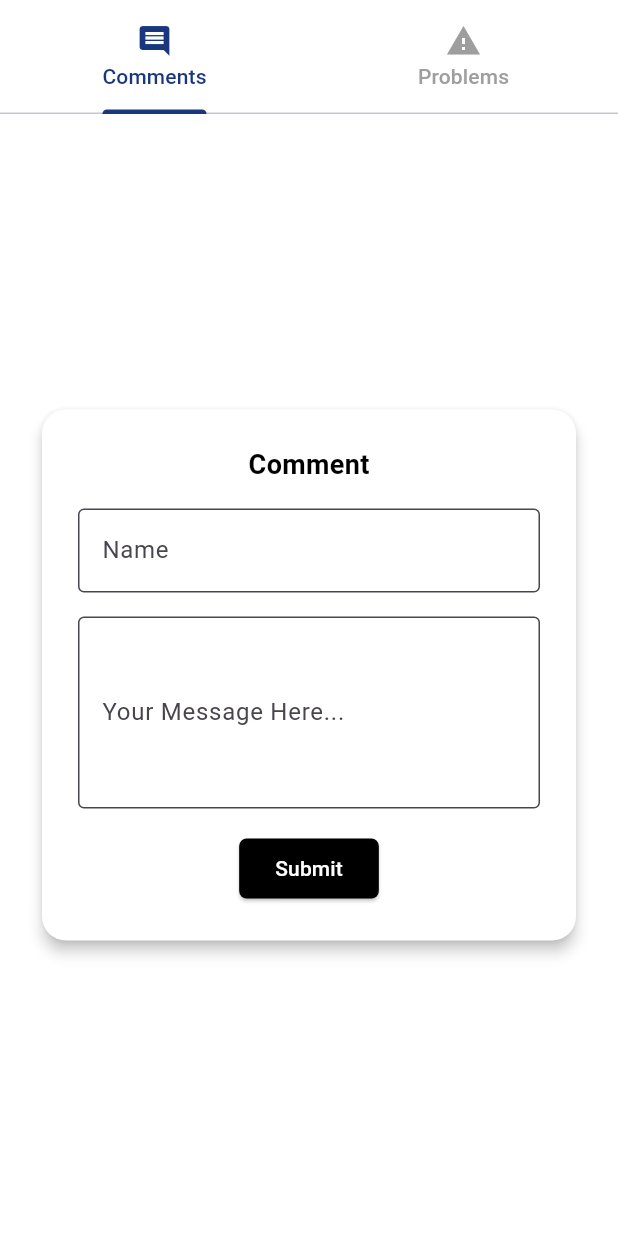
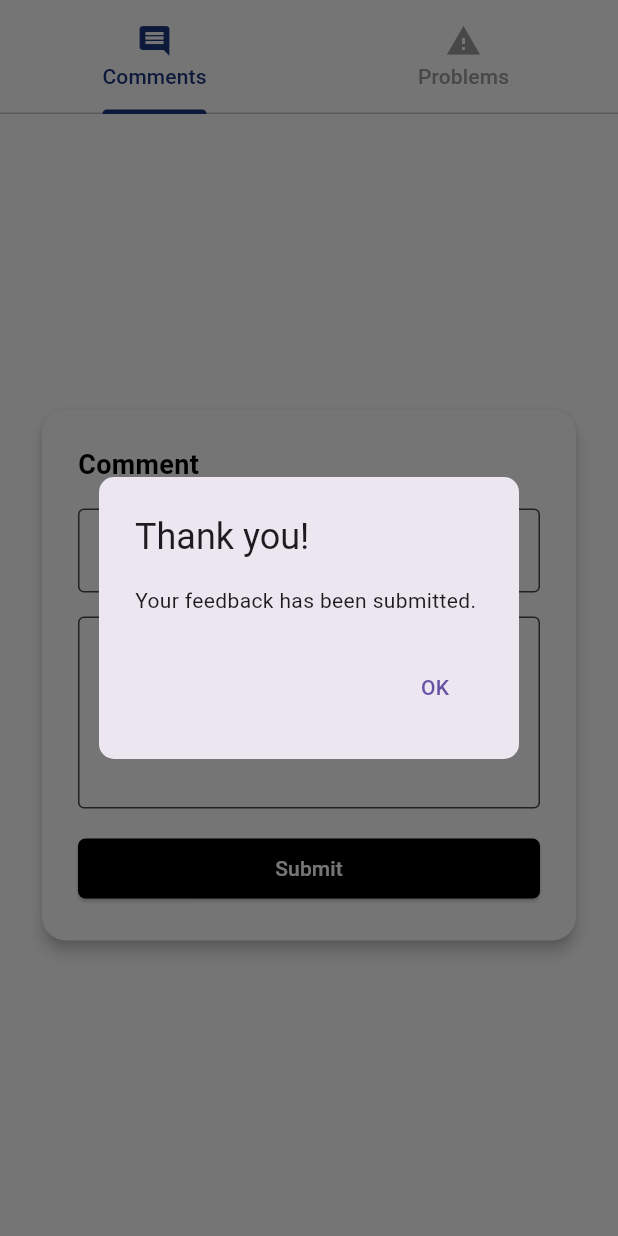
Before and after one commit to vincentperezzz/flutter-safeprint, a Flutter app: the FeedbackFormPage screen opened directly, after a tap on "Submit", on a phone screen of 412 x 824 dp. Run offline on Flutter 3.47's test engine with Material 3 defaults, Android fonts, the phone set to English and light mode, and no system bars; our stand-ins replace dotted_border, file_picker.

Commit message:
Add feedback submission dialog to FeedbackFormContent

```diff
--- a/lib/feedback_form_page.dart
+++ b/lib/feedback_form_page.dart
@@ -69,6 +69,7 @@ class FeedbackFormContent extends StatelessWidget {
             padding: const EdgeInsets.all(24.0),
             child: Column(
               mainAxisSize: MainAxisSize.min,
+              crossAxisAlignment: CrossAxisAlignment.stretch,
               children: [
                 Text(
                   title,
@@ -108,7 +109,24 @@ class FeedbackFormContent extends StatelessWidget {
                       borderRadius: BorderRadius.circular(5),
                     ),
                   ),
-                  onPressed: () {},
+                  onPressed: () {
+                    showDialog(
+                      context: context,
+                      builder: (context) => AlertDialog(
+                        title: const Text('Thank you!'),
+                        content: const Text('Your feedback has been submitted.'),
+                        shape: RoundedRectangleBorder(
+                          borderRadius: BorderRadius.circular(10),
+                        ),
+                        actions: [
+                          TextButton(
+                            onPressed: () => Navigator.of(context).pop(),
+                            child: const Text('OK'),
+                          ),
+                        ],
+                      ),
+                    );
+                  },
                   child: const Text('Submit'),
                 ),
               ],
```
